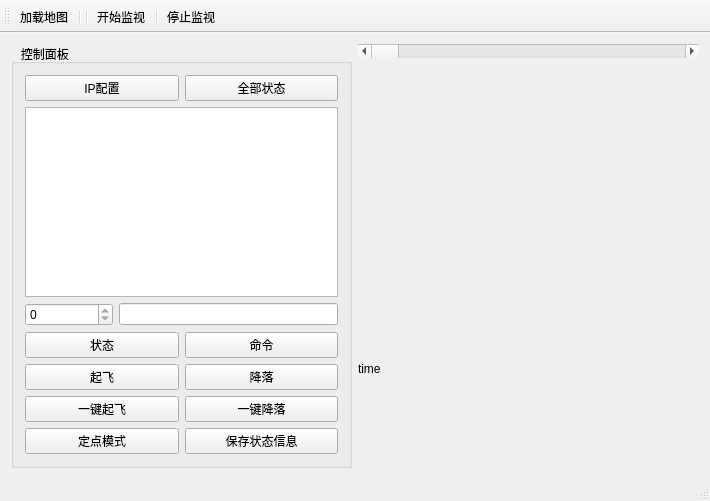
Above: AeroGroundControl_BDMap_VS15/mainwindow.ui from oldwang2018/Qt5.9.3 before the change. Below: the same form after it.
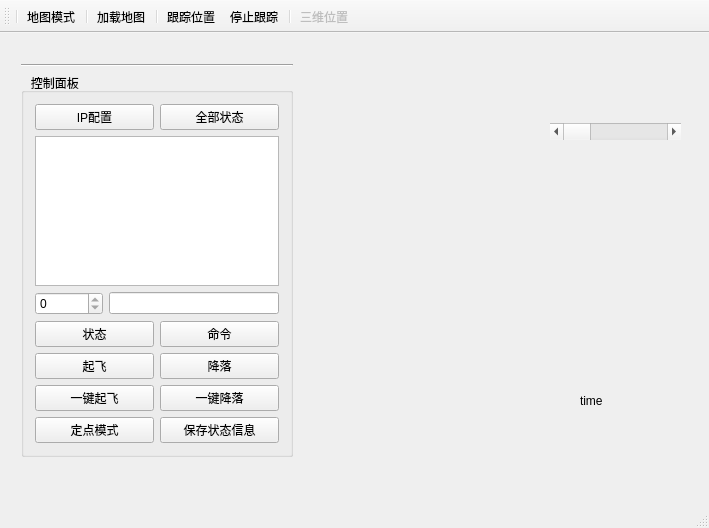
That is the form after the change. Icons and pictures are not drawn.

```diff
--- a/AeroGroundControl_BDMap_VS15/mainwindow.ui
+++ b/AeroGroundControl_BDMap_VS15/mainwindow.ui
@@ -6,21 +6,90 @@
    <rect>
     <x>0</x>
     <y>0</y>
-    <width>710</width>
-    <height>501</height>
+    <width>709</width>
+    <height>528</height>
    </rect>
   </property>
   <property name="windowTitle">
    <string>Aero-GroundControl</string>
   </property>
+  <property name="styleSheet">
+   <string notr="true">background-image: url(:/ico/resource/background.jpg);</string>
+  </property>
   <widget class="QWidget" name="centralWidget">
-   <layout class="QGridLayout" name="gridLayout_2">
-    <item row="0" column="0" rowspan="3">
+   <widget class="QStackedWidget" name="stkWidget_display">
+    <property name="geometry">
+     <rect>
+      <x>320</x>
+      <y>10</y>
+      <width>161</width>
+      <height>301</height>
+     </rect>
+    </property>
+   </widget>
+   <widget class="QScrollBar" name="timeBar">
+    <property name="geometry">
+     <rect>
+      <x>550</x>
+      <y>90</y>
+      <width>131</width>
+      <height>17</height>
+     </rect>
+    </property>
+    <property name="maximum">
+     <number>300</number>
+    </property>
+    <property name="orientation">
+     <enum>Qt::Horizontal</enum>
+    </property>
+   </widget>
+   <widget class="QLabel" name="timeLabel">
+    <property name="geometry">
+     <rect>
+      <x>580</x>
+      <y>360</y>
+      <width>24</width>
+      <height>16</height>
+     </rect>
+    </property>
+    <property name="text">
+     <string>time</string>
+    </property>
+   </widget>
+   <widget class="QStackedWidget" name="stkWidget_tool">
+    <property name="geometry">
+     <rect>
+      <x>10</x>
+      <y>20</y>
+      <width>294</width>
+      <height>415</height>
+     </rect>
+    </property>
+    <property name="currentIndex">
+     <number>0</number>
+    </property>
+    <widget class="QWidget" name="page_3">
+     <layout class="QVBoxLayout" name="verticalLayout">
+      <item>
+       <widget class="Line" name="line">
+        <property name="orientation">
+         <enum>Qt::Horizontal</enum>
+        </property>
+       </widget>
+      </item>
+      <item>
      <widget class="QGroupBox" name="groupBox">
       <property name="title">
        <string>   控制面板</string>
       </property>
       <layout class="QGridLayout" name="gridLayout">
+         <item row="3" column="0">
+          <widget class="QPushButton" name="btnUAVStatus">
+           <property name="text">
+            <string>状态</string>
+           </property>
+          </widget>
+         </item>
        <item row="1" column="0" colspan="2">
         <widget class="QPlainTextEdit" name="plainTextEdit"/>
        </item>
@@ -38,13 +107,6 @@
          </item>
         </layout>
        </item>
-       <item row="3" column="0">
-        <widget class="QPushButton" name="btnUAVStatus">
-         <property name="text">
-          <string>状态</string>
-         </property>
-        </widget>
-       </item>
        <item row="3" column="1">
         <widget class="QPushButton" name="btnCommand">
          <property name="text">
@@ -52,6 +114,13 @@
          </property>
         </widget>
        </item>
+         <item row="0" column="0">
+          <widget class="QPushButton" name="btnGenerate">
+           <property name="text">
+            <string>IP配置</string>
+           </property>
+          </widget>
+         </item>
        <item row="4" column="0">
         <widget class="QPushButton" name="btnUAVTakeoff">
          <property name="text">
@@ -59,13 +128,6 @@
          </property>
         </widget>
        </item>
-       <item row="4" column="1">
-        <widget class="QPushButton" name="btnUAVLand">
-         <property name="text">
-          <string>降落</string>
-         </property>
-        </widget>
-       </item>
        <item row="6" column="0">
         <widget class="QPushButton" name="btnUAVTakeoff_All">
          <property name="text">
@@ -80,24 +142,10 @@
          </property>
         </widget>
        </item>
-       <item row="0" column="0">
-        <widget class="QPushButton" name="btnGenerate">
+         <item row="4" column="1">
+          <widget class="QPushButton" name="btnUAVLand">
          <property name="text">
-          <string>IP配置</string>
-         </property>
-        </widget>
-       </item>
-       <item row="0" column="1">
-        <widget class="QPushButton" name="btnUAVStatus_All">
-         <property name="text">
-          <string>全部状态</string>
-         </property>
-        </widget>
-       </item>
-       <item row="7" column="0">
-        <widget class="QPushButton" name="btnGoto">
-         <property name="text">
-          <string>定点模式</string>
+            <string>降落</string>
          </property>
         </widget>
        </item>
@@ -108,76 +156,121 @@
          </property>
         </widget>
        </item>
-      </layout>
-     </widget>
-    </item>
-    <item row="2" column="1">
-     <widget class="QLabel" name="timeLabel">
+         <item row="7" column="0">
+          <widget class="QPushButton" name="btnGoto">
       <property name="text">
-       <string>time</string>
+            <string>定点模式</string>
       </property>
      </widget>
     </item>
     <item row="0" column="1">
-     <widget class="QScrollBar" name="timeBar">
-      <property name="maximum">
-       <number>300</number>
-      </property>
-      <property name="orientation">
-       <enum>Qt::Horizontal</enum>
-      </property>
+          <widget class="QPushButton" name="btnUAVStatus_All">
+           <property name="text">
+            <string>全部状态</string>
+           </property>
      </widget>
     </item>
    </layout>
+       </widget>
+      </item>
+     </layout>
+    </widget>
+   </widget>
   </widget>
   <widget class="QMenuBar" name="menuBar">
    <property name="geometry">
     <rect>
      <x>0</x>
      <y>0</y>
-     <width>710</width>
+     <width>709</width>
      <height>23</height>
     </rect>
    </property>
   </widget>
   <widget class="QToolBar" name="mainToolBar">
+   <property name="orientation">
+    <enum>Qt::Horizontal</enum>
+   </property>
+   <property name="toolButtonStyle">
+    <enum>Qt::ToolButtonTextUnderIcon</enum>
+   </property>
    <attribute name="toolBarArea">
     <enum>TopToolBarArea</enum>
    </attribute>
    <attribute name="toolBarBreak">
     <bool>false</bool>
    </attribute>
+   <addaction name="separator"/>
+   <addaction name="action_Map_3D"/>
+   <addaction name="separator"/>
    <addaction name="actSelectMap"/>
    <addaction name="separator"/>
-   <addaction name="separator"/>
    <addaction name="actStartMonitor"/>
-   <addaction name="separator"/>
    <addaction name="actStopMonitor"/>
+   <addaction name="separator"/>
+   <addaction name="act_show3DPostion"/>
   </widget>
   <widget class="QStatusBar" name="statusBar"/>
   <action name="actStartMonitor">
+   <property name="icon">
+    <iconset resource="res.qrc">
+     <normaloff>:/ico/resource/start.ico</normaloff>:/ico/resource/start.ico</iconset>
+   </property>
    <property name="text">
-    <string>开始监视</string>
+    <string>跟踪位置</string>
    </property>
   </action>
   <action name="actStopMonitor">
+   <property name="icon">
+    <iconset resource="res.qrc">
+     <normaloff>:/ico/resource/stop.ico</normaloff>:/ico/resource/stop.ico</iconset>
+   </property>
    <property name="text">
-    <string>停止监视</string>
+    <string>停止跟踪</string>
    </property>
   </action>
   <action name="actSelectMap">
+   <property name="checkable">
+    <bool>false</bool>
+   </property>
+   <property name="enabled">
+    <bool>true</bool>
+   </property>
+   <property name="icon">
+    <iconset resource="res.qrc">
+     <normaloff>:/ico/resource/map.ico</normaloff>:/ico/resource/map.ico</iconset>
+   </property>
    <property name="text">
     <string>加载地图</string>
    </property>
   </action>
-  <action name="action3D">
+  <action name="action_Map_3D">
+   <property name="icon">
+    <iconset resource="res.qrc">
+     <normaloff>:/ico/resource/switch.ico</normaloff>:/ico/resource/switch.ico</iconset>
+   </property>
    <property name="text">
-    <string>3D / 地图切换</string>
+    <string>地图模式</string>
+   </property>
+   <property name="toolTip">
+    <string>三维模式</string>
    </property>
   </action>
   <action name="action">
    <property name="text">
-    <string>在线 / 离线切换</string>
+    <string>离线地图</string>
+   </property>
+  </action>
+  <action name="act_show3DPostion">
+   <property name="enabled">
+    <bool>false</bool>
+   </property>
+   <property name="icon">
+    <iconset resource="res.qrc">
+     <normaloff>:/ico/resource/3d.ico</normaloff>:/ico/resource/3d.ico</iconset>
+   </property>
+   <property name="text">
+    <string>三维位置</string>
    </property>
   </action>
  </widget>
```
Left out of the diff: 4 changed lines with no effect on the pictures. Lines whose indentation alone changed are shown as unchanged.
